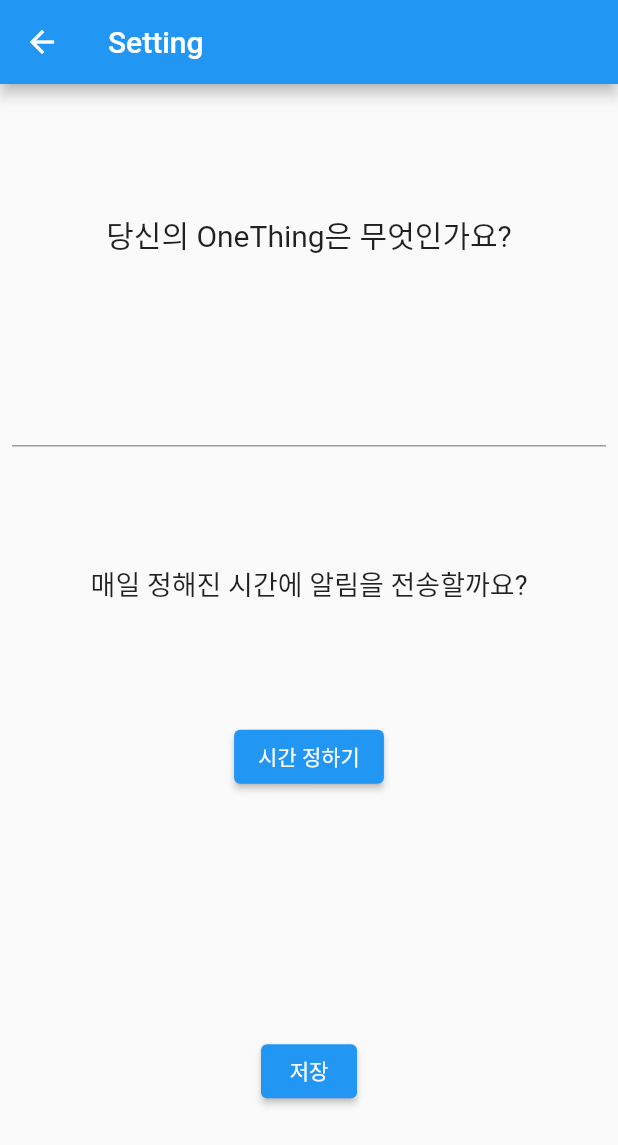
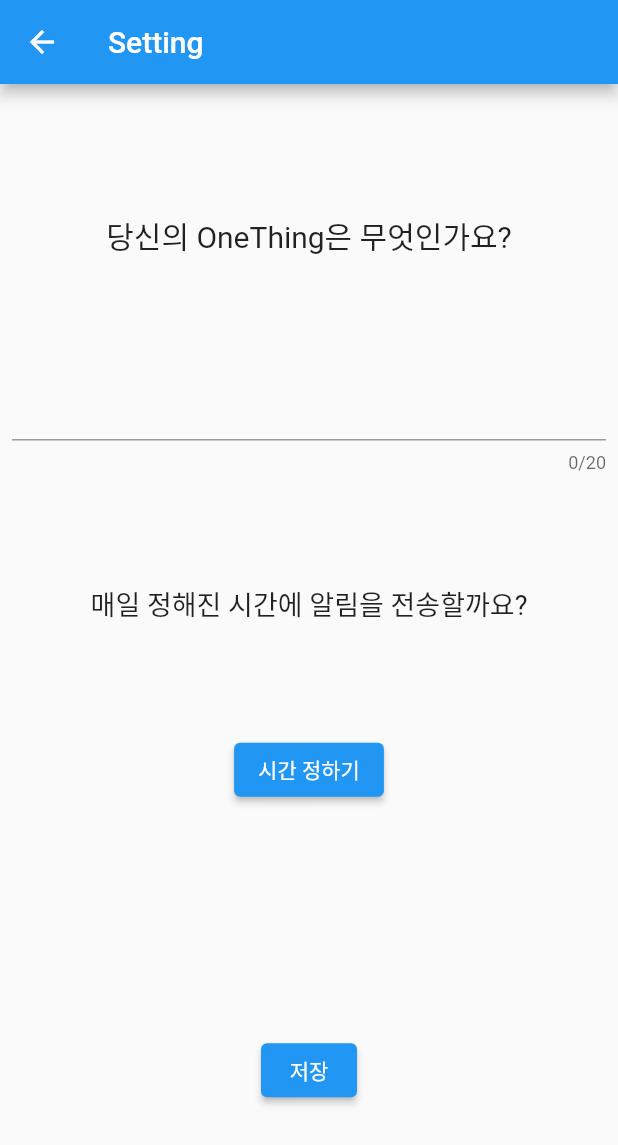
Before and after one commit to Juice-Han/one_thing_tracker_app, a Flutter app: the Setting screen opened directly, on a phone screen of 412 x 824 dp. Shown: the top 1145 px of the screen. Run offline on Flutter 3.47's test engine with Material 2 defaults, Android fonts, the phone set to English and light mode, and no system bars; drawn by our look-alikes of calendar_view; our stand-ins replace flutter_local_notifications, shared_preferences, timezone; missing offline and left inert: dart:ffi; accounts and stored records are empty.

Commit message:
update design

```diff
--- a/lib/components/Setting.dart
+++ b/lib/components/Setting.dart
@@ -24,6 +24,9 @@ class Setting extends StatelessWidget {
       body: Padding(
         padding: const EdgeInsets.all(8.0),
         child: Center(
+            child: SingleChildScrollView(
+              child: Container(
+                height: MediaQuery.of(context).size.height*9/10,
                 child: Column(
                         mainAxisAlignment: MainAxisAlignment.spaceEvenly,
                         children: [
@@ -32,6 +35,7 @@ class Setting extends StatelessWidget {
                   style: TextStyle(fontSize: 20),
                 ),
                 TextField(
+                  maxLength: 20,
                   controller: textController1,
                 ),
                 Text(
@@ -50,6 +54,8 @@ class Setting extends StatelessWidget {
                     },
                     child: Text('저장'))
                         ],
+                      ),
+              ),
             )),
       ),
     );
--- a/lib/pages/OneThingAfter.dart
+++ b/lib/pages/OneThingAfter.dart
@@ -67,11 +67,11 @@ class _OneThingAfterState extends State<OneThingAfter> {
           ][widget.completeIndex],
           Column(
             children: [
-              Text('One Thing: ', style: TextStyle(fontSize: 20),),
+              Text('One Thing: ', style: TextStyle(fontSize: 25),),
               SizedBox(height: 30,),
               Text(
                 widget.oneThing,
-                style: TextStyle(fontSize: 30, fontWeight: FontWeight.w700),
+                style: TextStyle(fontSize: 30, fontWeight: FontWeight.w700,),
               ),
             ],
           ),
```
Also changed, not shown: lib/components/History.dart (+10 -4 lines), lib/pages/Calendar.dart (line endings or trailing spaces). Lines whose indentation alone changed are shown as unchanged.
